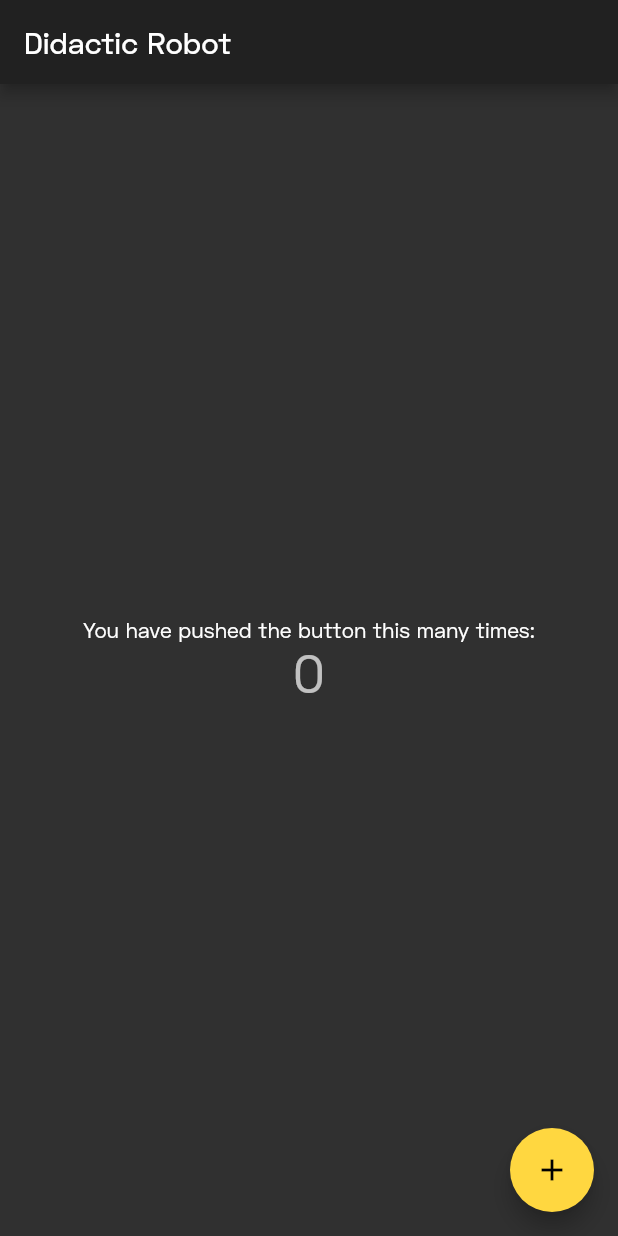
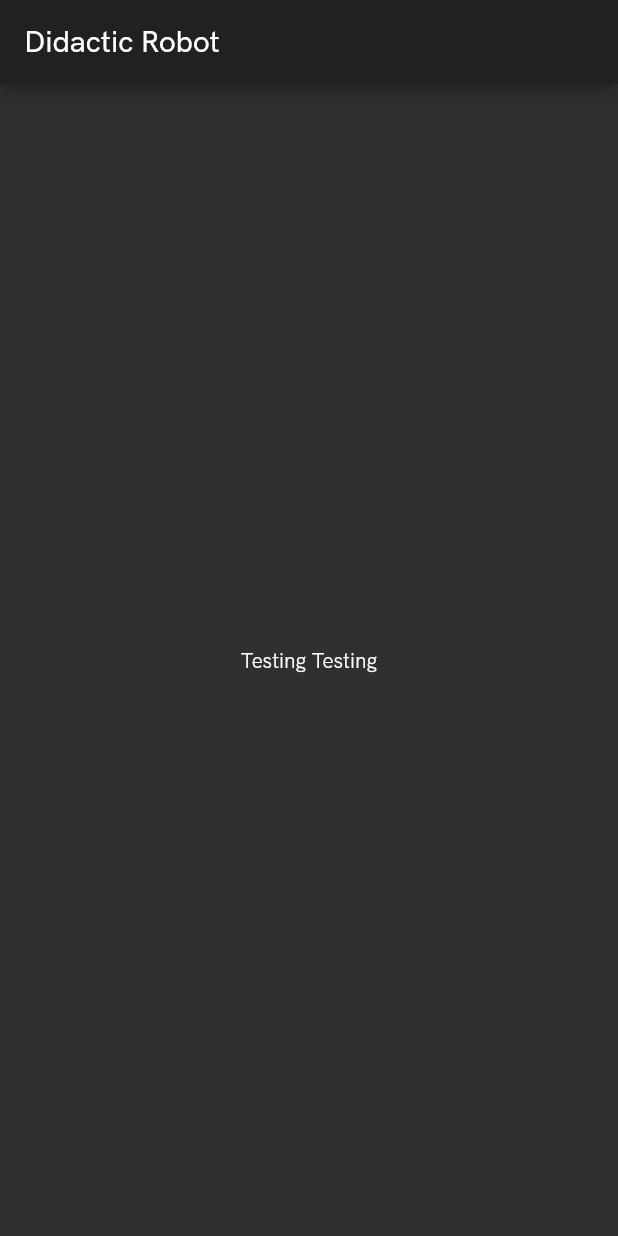
Before and after one commit to Debug-Studios/didactic-robot, a Flutter app: the screen it shows after launch, on a phone screen of 412 x 824 dp. Run offline on Flutter 3.47's test engine with Material 2 defaults, Android fonts, the phone set to English and light mode, and no system bars.

Commit message:
Replaced Space Grotesk with HKGrotesk due to licensing issues

```diff
--- a/lib/main.dart
+++ b/lib/main.dart
@@ -1,104 +1,21 @@
 import 'package:flutter/material.dart';
 
-void main() => runApp(MyApp());
+void main() => runApp(DidacticRobot());
 
-class MyApp extends StatelessWidget {
-  // This widget is the root of your application.
+class DidacticRobot extends StatelessWidget {
   @override
   Widget build(BuildContext context) {
     return MaterialApp(
       title: 'Didactic Robot',
+      home: Scaffold(
+        appBar: AppBar(title: Text("Didactic Robot")),
+        body: Center(child: Text("Testing Testing")),
+      ),
       theme: ThemeData(
-          brightness: Brightness.dark,
-          primarySwatch: Colors.green,
-          accentColor: Colors.amberAccent,
-          fontFamily: 'SpaceGrotesk'),
-      home: MyHomePage(title: 'Didactic Robot'),
+        brightness: Brightness.dark,
+        fontFamily: 'HKGrotesk',
+        accentColor: Colors.amberAccent,
+      ),
     );
   }
 }
-
-class MyHomePage extends StatefulWidget {
-  MyHomePage({Key key, this.title}) : super(key: key);
-
-  // This widget is the home page of your application. It is stateful, meaning
-  // that it has a State object (defined below) that contains fields that affect
-  // how it looks.
-
-  // This class is the configuration for the state. It holds the values (in this
-  // case the title) provided by the parent (in this case the App widget) and
-  // used by the build method of the State. Fields in a Widget subclass are
-  // always marked "final".
-
-  final String title;
-
-  @override
-  _MyHomePageState createState() => _MyHomePageState();
-}
-
-class _MyHomePageState extends State<MyHomePage> {
-  int _counter = 0;
-
-  void _incrementCounter() {
-    setState(() {
-      // This call to setState tells the Flutter framework that something has
-      // changed in this State, which causes it to rerun the build method below
-      // so that the display can reflect the updated values. If we changed
-      // _counter without calling setState(), then the build method would not be
-      // called again, and so nothing would appear to happen.
-      _counter++;
-    });
-  }
-
-  @override
-  Widget build(BuildContext context) {
-    // This method is rerun every time setState is called, for instance as done
-    // by the _incrementCounter method above.
-    //
-    // The Flutter framework has been optimized to make rerunning build methods
-    // fast, so that you can just rebuild anything that needs updating rather
-    // than having to individually change instances of widgets.
-    return Scaffold(
-      appBar: AppBar(
-        // Here we take the value from the MyHomePage object that was created by
-        // the App.build method, and use it to set our appbar title.
-        title: Text(widget.title),
-      ),
-      body: Center(
-        // Center is a layout widget. It takes a single child and positions it
-        // in the middle of the parent.
-        child: Column(
-          // Column is also layout widget. It takes a list of children and
-          // arranges them vertically. By default, it sizes itself to fit its
-          // children horizontally, and tries to be as tall as its parent.
-          //
-          // Invoke "debug painting" (press "p" in the console, choose the
-          // "Toggle Debug Paint" action from the Flutter Inspector in Android
-          // Studio, or the "Toggle Debug Paint" command in Visual Studio Code)
-          // to see the wireframe for each widget.
-          //
-          // Column has various properties to control how it sizes itself and
-          // how it positions its children. Here we use mainAxisAlignment to
-          // center the children vertically; the main axis here is the vertical
-          // axis because Columns are vertical (the cross axis would be
-          // horizontal).
-          mainAxisAlignment: MainAxisAlignment.center,
-          children: <Widget>[
-            Text(
-              'You have pushed the button this many times:',
-            ),
-            Text(
-              '$_counter',
-              style: Theme.of(context).textTheme.display1,
-            ),
-          ],
-        ),
-      ),
-      floatingActionButton: FloatingActionButton(
-        onPressed: _incrementCounter,
-        tooltip: 'Increment',
-        child: Icon(Icons.add),
-      ), // This trailing comma makes auto-formatting nicer for build methods.
-    );
-  }
-}
```
Also changed, not shown: pubspec.yaml (+20 -6 lines), assets/fonts/HKGrotesk-Bold.otf (added), assets/fonts/HKGrotesk-BoldItalic.otf (added), assets/fonts/HKGrotesk-Italic.otf (added), assets/fonts/HKGrotesk-Light.otf (added), assets/fonts/HKGrotesk-LightItalic.otf (added), assets/fonts/HKGrotesk-Medium.otf (added), assets/fonts/HKGrotesk-MediumItalic.otf (added), assets/fonts/HKGrotesk-Regular.otf (added), assets/fonts/HKGrotesk-SemiBold.otf (added), assets/fonts/HKGrotesk-SemiBoldItalic.otf (added), assets/fonts/SpaceGrotesk-Bold.otf (deleted), assets/fonts/SpaceGrotesk-Light.otf (deleted), assets/fonts/SpaceGrotesk-Medium.otf (deleted), 2 more files, 1 other file.
